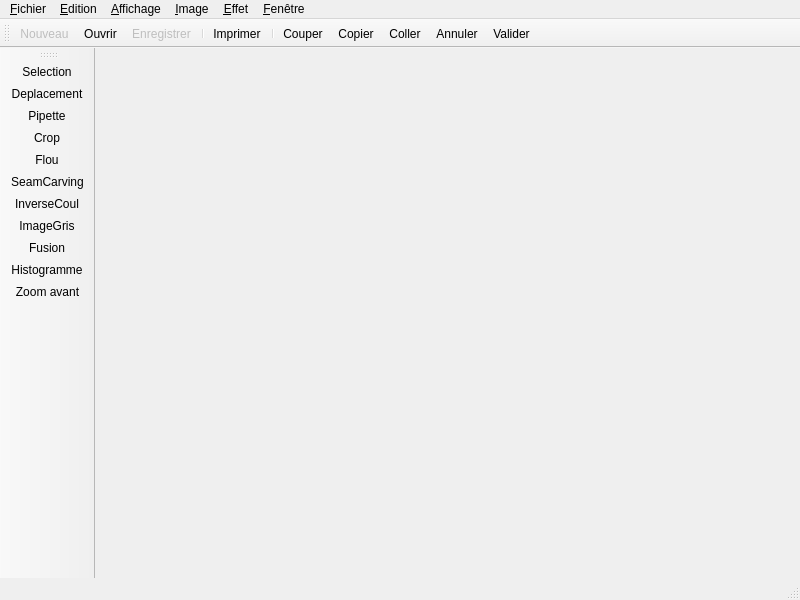
First picture: the form in Basma/image1/mainwindow.ui, repository LilyOfTheWest/image, before the edit.
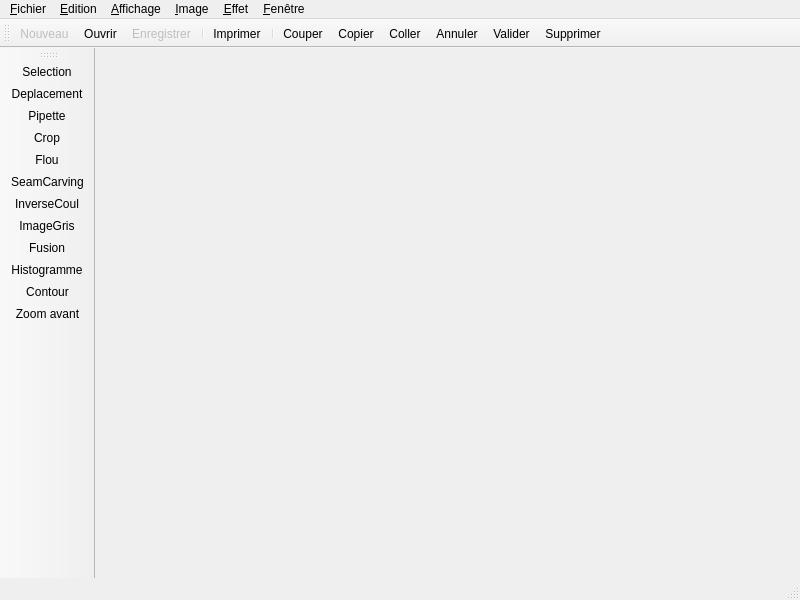
Second picture: the form after the edit. Icons and pictures are not drawn.

Commit message: Sup et contour

The edit to the form file:
```diff
--- a/Basma/image1/mainwindow.ui
+++ b/Basma/image1/mainwindow.ui
@@ -131,6 +131,7 @@
    <addaction name="action_Coller"/>
    <addaction name="action_Annuler"/>
    <addaction name="actionValider"/>
+   <addaction name="actionSupprimer"/>
   </widget>
   <widget class="QToolBar" name="toolBar_2">
    <property name="windowTitle">
@@ -152,6 +153,7 @@
    <addaction name="actionImageGris"/>
    <addaction name="actionFusion_2"/>
    <addaction name="actionHistogramme_2"/>
+   <addaction name="actionContour"/>
    <addaction name="actionZoom_avant"/>
   </widget>
   <action name="action_Nouveau">
@@ -539,6 +541,24 @@
     <string>Histogramme</string>
    </property>
   </action>
+  <action name="actionSupprimer">
+   <property name="icon">
+    <iconset resource="res.qrc">
+     <normaloff>:/Barre outil/Tool bar/Supprimer.png</normaloff>:/Barre outil/Tool bar/Supprimer.png</iconset>
+   </property>
+   <property name="text">
+    <string>Supprimer</string>
+   </property>
+  </action>
+  <action name="actionContour">
+   <property name="icon">
+    <iconset resource="res.qrc">
+     <normaloff>:/Barre outil/Tool bar/Contour.png</normaloff>:/Barre outil/Tool bar/Contour.png</iconset>
+   </property>
+   <property name="text">
+    <string>Contour</string>
+   </property>
+  </action>
  </widget>
  <resources>
   <include location="res.qrc"/>
```
Left out of the diff: 2 changed lines with no effect on the pictures. The commit also changes 4 other files.
